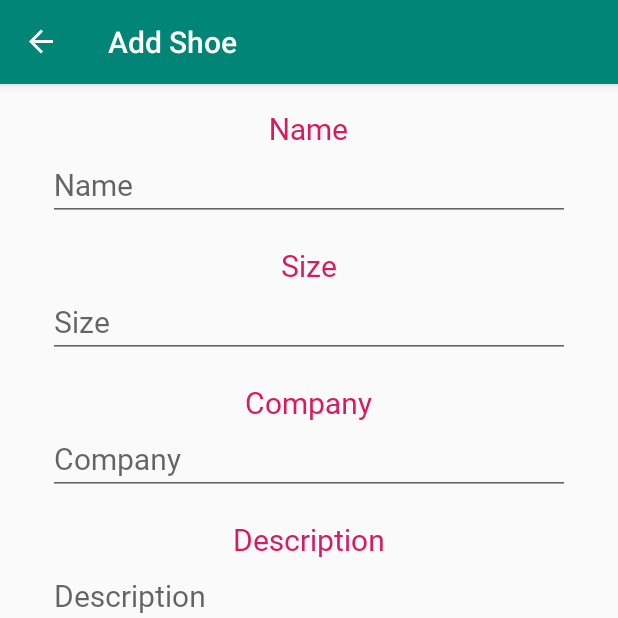
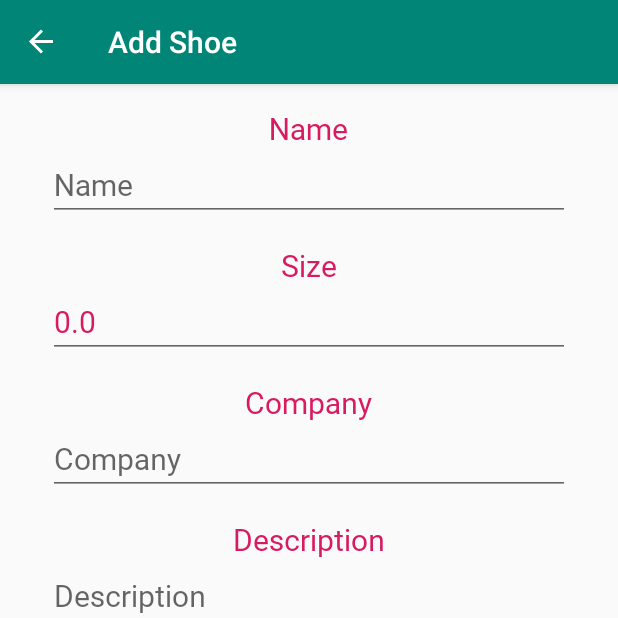
Before and after one commit to leilafeiguin/ShoeStoreRepositoryApp, an Android app: the ShoeListFragment screen opened through its navigation route, after a tap on an icon or button, on a phone screen of 412 x 824 dp, the top half of it. Run offline under Robolectric (Android 15) with nearby library versions, the phone set to English and light mode, and no system bars; our stand-ins replace Timber, data binding, navigation-ui.

Commit message:
Fix review

```diff
--- a/starter/app/src/main/java/com/udacity/shoestore/MainActivity.kt
+++ b/starter/app/src/main/java/com/udacity/shoestore/MainActivity.kt
@@ -6,17 +6,25 @@ import android.view.Menu
 import android.view.MenuInflater
 import android.view.MenuItem
 import androidx.activity.viewModels
+import androidx.databinding.DataBindingUtil
 import androidx.navigation.findNavController
 import androidx.navigation.ui.NavigationUI
 import androidx.navigation.ui.setupActionBarWithNavController
+import com.udacity.shoestore.databinding.ActivityMainBinding
 import com.udacity.shoestore.shoeList.ShoeListViewModel
 import timber.log.Timber
 
 class MainActivity : AppCompatActivity() {
 
+    private lateinit var binding: ActivityMainBinding
+
     override fun onCreate(savedInstanceState: Bundle?) {
         super.onCreate(savedInstanceState)
-        setContentView(R.layout.activity_main)
+
+        binding = ActivityMainBinding.inflate(layoutInflater)
+        val view = binding.root
+        setContentView(view)
+
         Timber.plant(Timber.DebugTree())
 
         val navController = this.findNavController(R.id.myNavHostFragment)
--- a/starter/app/src/main/java/com/udacity/shoestore/shoeList/ShoeListViewModel.kt
+++ b/starter/app/src/main/java/com/udacity/shoestore/shoeList/ShoeListViewModel.kt
@@ -10,17 +10,22 @@ class ShoeListViewModel: ViewModel() {
     val shoeList: LiveData<MutableList<Shoe>>
         get() = _shoeList
 
+    private val _shoeToAdd = MutableLiveData<Shoe>()
+    val shoeToAdd: LiveData<Shoe>
+        get() = _shoeToAdd
+
     init{
         _shoeList.value = mutableListOf()
+        _shoeToAdd.value = Shoe("", 0.0, "", "")
         addDummyData()
     }
 
-     fun addShoe(shoe: Shoe){
-        _shoeList.value?.add(shoe)
+    fun addShoe(){
+        _shoeList.value?.add(shoeToAdd.value!!)
     }
 
     private fun addDummyData(){
-        addShoe(Shoe("Superstar", 6.5, "Adidas", "Popular urban shoes"))
-        addShoe(Shoe("Running", 7.5, "Nike", "Good running shoes"))
+        _shoeList.value?.add(Shoe("Superstar", 6.5, "Adidas", "Popular urban shoes"))
+        _shoeList.value?.add(Shoe("Running", 7.5, "Nike", "Good running shoes"))
     }
 }
--- a/starter/app/src/main/res/layout/activity_main.xml
+++ b/starter/app/src/main/res/layout/activity_main.xml
@@ -1,4 +1,5 @@
 <?xml version="1.0" encoding="utf-8"?>
+<layout>
     <LinearLayout
         xmlns:android="http://schemas.android.com/apk/res/android"
         xmlns:app="http://schemas.android.com/apk/res-auto"
@@ -14,8 +15,7 @@
             android:layout_width="match_parent"
             android:layout_height="match_parent"
             app:navGraph="@navigation/navigation"
-        app:defaultNavHost="true"
-        />
-
+            app:defaultNavHost="true" />
 
     </LinearLayout>
+</layout>
--- a/starter/app/src/main/res/layout/fragment_add_shoe.xml
+++ b/starter/app/src/main/res/layout/fragment_add_shoe.xml
@@ -1,6 +1,12 @@
 <?xml version="1.0" encoding="utf-8"?>
 <layout>
 
+    <data>
+        <variable
+            name="shoeListViewModel"
+            type="com.udacity.shoestore.shoeList.ShoeListViewModel" />
+    </data>
+    <!-- layout is simple enough to use LinearLayout -->
     <LinearLayout
         xmlns:android="http://schemas.android.com/apk/res/android"
         xmlns:tools="http://schemas.android.com/tools"
@@ -22,7 +28,8 @@
             android:layout_width="match_parent"
             android:layout_height="wrap_content"
             android:hint="@string/name"
-            style="@style/FieldStyle" />
+            style="@style/FieldStyle"
+            android:text="@={shoeListViewModel.shoeToAdd.name}"/>
 
         <TextView
             android:layout_width="wrap_content"
@@ -36,7 +43,8 @@
             android:layout_height="wrap_content"
             android:hint="@string/size"
             android:inputType="numberDecimal"
-            style="@style/FieldStyle" />
+            style="@style/FieldStyle"
+            android:text="@{Double.toString(shoeListViewModel.shoeToAdd.size)}"/>
 
         <TextView
             android:layout_width="wrap_content"
@@ -49,7 +57,8 @@
             android:layout_width="match_parent"
             android:layout_height="wrap_content"
             android:hint="@string/company"
-            style="@style/FieldStyle" />
+            style="@style/FieldStyle"
+            android:text="@={shoeListViewModel.shoeToAdd.company}"/>
 
         <TextView
             android:layout_width="wrap_content"
@@ -62,7 +71,8 @@
             android:layout_width="match_parent"
             android:layout_height="wrap_content"
             android:hint="@string/description"
-            style="@style/FieldStyle" />
+            style="@style/FieldStyle"
+            android:text="@={shoeListViewModel.shoeToAdd.description}"/>
 
         <Button
             android:id="@+id/btnSave"
@@ -70,7 +80,7 @@
             android:layout_height="wrap_content"
             android:layout_marginTop="@dimen/large_margin"
             android:text="@string/save"
-            style="@style/ButtonStyle"/>
+            style="@style/ButtonStyle" />
 
         <Button
             android:id="@+id/btnCancel"
@@ -78,7 +88,7 @@
             android:layout_height="wrap_content"
             android:layout_marginHorizontal="@dimen/medium_margin"
             android:fontFamily="@font/roboto"
-            android:text="@string/cancel"/>
+            android:text="@string/cancel" />
 
     </LinearLayout>
 
--- a/starter/app/src/main/res/layout/fragment_instructions.xml
+++ b/starter/app/src/main/res/layout/fragment_instructions.xml
@@ -4,6 +4,7 @@
     xmlns:android="http://schemas.android.com/apk/res/android"
     xmlns:tools="http://schemas.android.com/tools">
 
+    <!-- layout is simple enough to use LinearLayout -->
     <LinearLayout
         android:layout_width="match_parent"
         android:layout_height="match_parent"
--- a/starter/app/src/main/res/layout/fragment_login.xml
+++ b/starter/app/src/main/res/layout/fragment_login.xml
@@ -3,8 +3,8 @@
     xmlns:android="http://schemas.android.com/apk/res/android"
     xmlns:app="http://schemas.android.com/apk/res-auto">
 
+    <!-- layout is more complex, avoid nestied viewgroups -->
     <androidx.constraintlayout.widget.ConstraintLayout
-
         android:layout_width="match_parent"
         android:layout_height="match_parent">
 
--- a/starter/app/src/main/res/layout/fragment_shoe_list.xml
+++ b/starter/app/src/main/res/layout/fragment_shoe_list.xml
@@ -1,9 +1,9 @@
 <?xml version="1.0" encoding="utf-8"?>
 
 <layout
-    xmlns:android="http://schemas.android.com/apk/res/android"
-    xmlns:tools="http://schemas.android.com/tools">
+    xmlns:android="http://schemas.android.com/apk/res/android">
 
+    <!-- RelativeLayout to show de FloatingActionButton there -->
     <RelativeLayout
         android:layout_width="match_parent"
         android:layout_height="match_parent"
@@ -22,6 +22,7 @@
             android:layout_width="match_parent"
             android:layout_height="wrap_content">
 
+            <!-- layout is simple enough to use LinearLayout -->
             <LinearLayout
                 android:id="@+id/linearLayoutShoes"
                 android:layout_width="match_parent"
--- a/starter/app/src/main/res/layout/fragment_welcome.xml
+++ b/starter/app/src/main/res/layout/fragment_welcome.xml
@@ -4,6 +4,7 @@
     xmlns:android="http://schemas.android.com/apk/res/android"
     xmlns:tools="http://schemas.android.com/tools">
 
+    <!-- layout is simple enough to use LinearLayout -->
     <LinearLayout
         android:layout_width="match_parent"
         android:layout_height="match_parent"
--- a/starter/app/src/main/res/navigation/navigation.xml
+++ b/starter/app/src/main/res/navigation/navigation.xml
@@ -14,7 +14,9 @@
             android:id="@+id/action_loginFragment_to_welcomeFragment"
             app:destination="@id/welcomeFragment"
             app:enterAnim="@anim/nav_default_enter_anim"
-            app:exitAnim="@anim/nav_default_exit_anim" />
+            app:exitAnim="@anim/nav_default_exit_anim"
+            app:popUpTo="@id/loginFragment"
+            app:popUpToInclusive="true" />
     </fragment>
     <fragment
         android:id="@+id/welcomeFragment"
```
Also changed, not shown: starter/app/src/main/java/com/udacity/shoestore/shoeList/AddShoeFragment.kt (+3 -13 lines). Lines whose indentation alone changed are shown as unchanged.
